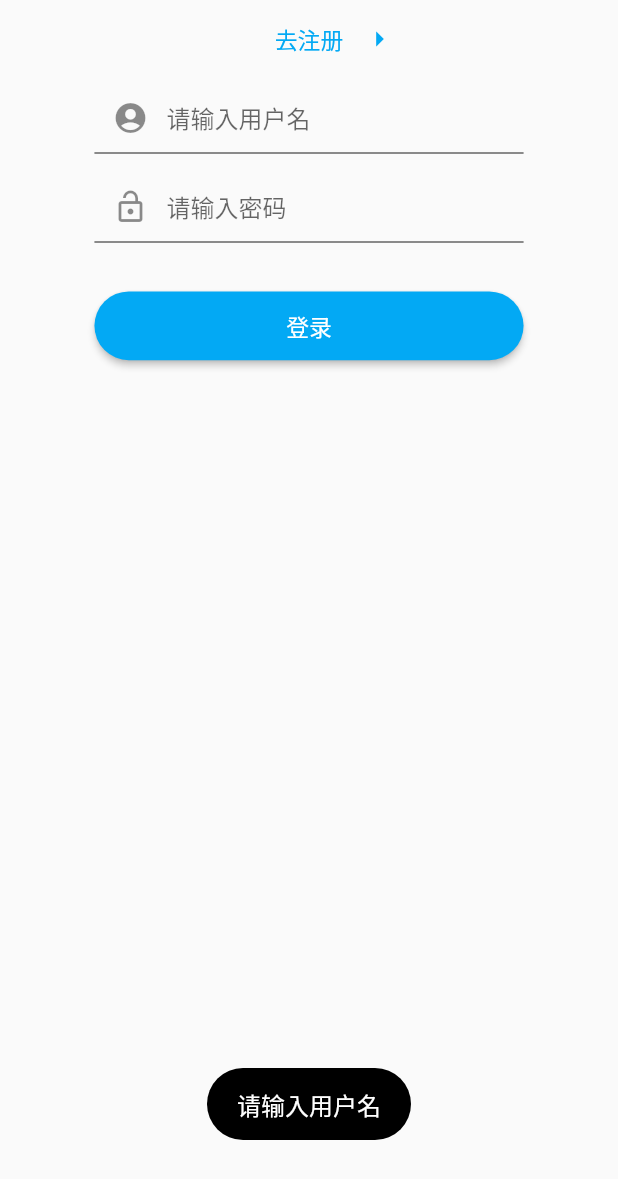
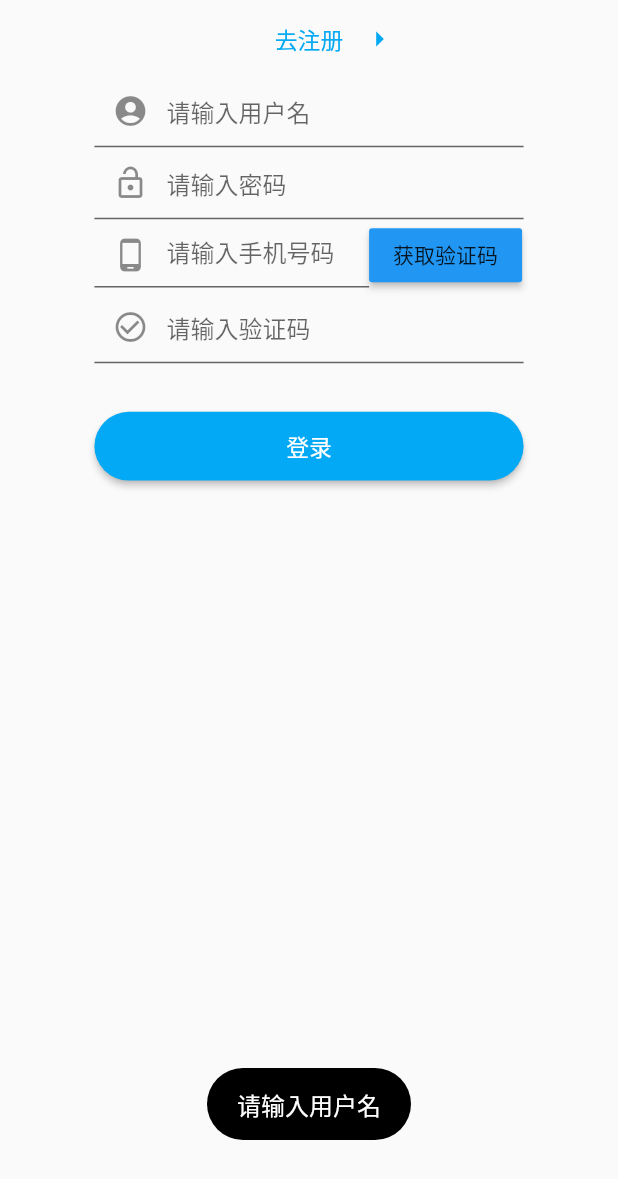
Before and after one commit to wudeh/wan_android, a Flutter app: the LoginForm widget shown alone on an empty page, opened directly with empty values, after a tap on "登录", on a phone screen of 412 x 824 dp. Shown: the top 1179 px of the screen. Run offline on Flutter 3.47's test engine with Material 2 defaults, Android fonts, the phone set to English and light mode, and no system bars; our stand-ins replace connectivity, cookie_jar, dio, dio_cookie_manager, event_bus, flare_flutter and 13 more; missing offline and left inert: flutter_downloader, mobsms; accounts and stored records are empty; network calls fail.

Commit message:
增加登录短信验证码功能

```diff
--- a/lib/page/Drawer/Drawer.dart
+++ b/lib/page/Drawer/Drawer.dart
@@ -12,6 +12,7 @@ import 'package:multi_image/event/LoginEvent.dart';
 import '../../main.dart';
 import './MieBa.dart';
 import './Download.dart';
+import 'package:mobsms/mobsms.dart';
 
 class DrawerPage extends StatefulWidget {
   final Widget child;
--- a/lib/page/MainPage.dart
+++ b/lib/page/MainPage.dart
@@ -54,11 +54,6 @@ class _splashPageState extends State<splashPage> with SingleTickerProviderStateM
        totalTime--;
       });
     });
-  }
-
-  //取消倒计时
-  void _cancelTimer(){
-    _timer.cancel();
   }
 
   //获取本地用户信息
--- a/lib/page/login/LoginForm.dart
+++ b/lib/page/login/LoginForm.dart
@@ -1,8 +1,10 @@
+import 'dart:async';
 import 'dart:convert';
 
 import 'package:flutter/cupertino.dart';
 import 'package:flutter/material.dart';
 import 'package:flutter_screenutil/flutter_screenutil.dart';
+import 'package:mobsms/mobsms.dart';
 import 'package:multi_image/Api.dart';
 import 'package:multi_image/Config.dart';
 import 'package:multi_image/entity/login_entity.dart';
@@ -29,13 +31,25 @@ class LoginFormState extends State<LoginForm>
   PageController _pageController;
   LoginFormState(this._pageController);
 
-  String _name;
-  String _pwd;
+  String _name; // 用户名
+  String _pwd;  // 密码
+  String _phone;  // 手机号
+  String _number; // 验证码
+  Timer _timer;
+  int totalTime = 60; // 获取下一次验证码倒计时
+  bool isGetChenckNum = false;  // 是否正在获取验证码
 
   @override
   void initState() {
     // TODO: implement initState
     super.initState();
+  }
+
+  @override
+  void dispose() {
+    // TODO: implement dispose
+    super.dispose();
+    _timer.cancel();
   }
 
   @override
@@ -79,7 +93,6 @@ class LoginFormState extends State<LoginForm>
           },
         ),
         new Container(
-          margin: EdgeInsets.only(top: ScreenUtil.getInstance().setHeight(10)),
           width: ScreenUtil.getInstance().setWidth(750),
           child: new Column(
             children: <Widget>[
@@ -93,9 +106,6 @@ class LoginFormState extends State<LoginForm>
                   _name = val;
                 },
               ),
-              new Container(
-                height: ScreenUtil.getInstance().setWidth(30),
-              ),
               new TextField(
                 decoration: InputDecoration(
                     filled: true,
@@ -106,6 +116,63 @@ class LoginFormState extends State<LoginForm>
                   _pwd = val;
                 },
               ),
+              Row(
+                children: <Widget>[
+                  Container(
+                    width: ScreenUtil().setWidth(480),
+                    height: ScreenUtil().setHeight(100),
+                    child: new TextField(
+                      decoration: InputDecoration(
+                          filled: true,
+                          hintText: "请输入手机号码",
+                          fillColor: Colors.transparent,
+                          prefixIcon: Icon(Icons.phone_android)),
+                      onChanged: (val) {
+                        _phone = val;
+                      },
+                    ),
+                  ),
+                  RaisedButton(
+                    child: isGetChenckNum == false ? Text('获取验证码') : Text('验证码$totalTime'),
+                    color: Theme.of(context).primaryColor,
+                    onPressed: (){
+                      if(isGetChenckNum == true){
+                        return;
+                      }
+                      if(_phone == null || _phone.isEmpty){
+                        T.showToast('请输入手机号码');
+                        return;
+                      }
+                      setState(() {
+                        totalTime = 60;
+                        isGetChenckNum = true;
+                      });
+                      // 先用正则检验手机号是否正确
+                      if(checkPhoneRule(_phone) == false){
+                        T.showToast('请输入正确的手机号码');
+                        setState(() {
+                          isGetChenckNum = false;
+                        });
+                        return;
+                      }
+                      _startTimer();
+                      isGetChenckNum = true;
+                      // 获取验证码
+                      getCheckNum();
+                    },
+                  )
+                ],
+              ),
+              new TextField(
+                decoration: InputDecoration(
+                    filled: true,
+                    hintText: "请输入验证码",
+                    fillColor: Colors.transparent,
+                    prefixIcon: Icon(Icons.check_circle_outline)),
+                onChanged: (val) {
+                  _number = val;
+                },
+              ),
               new Container(
                   width: double.infinity,
                   margin: EdgeInsets.only(
@@ -113,13 +180,6 @@ class LoginFormState extends State<LoginForm>
                   height: ScreenUtil.getInstance().setWidth(120),
                   child: new RaisedButton(
                       onPressed: () {
-                        if (null == _name || _name.isEmpty) {
-                          T.showToast("请输入用户名");
-                          return;
-                        }
-                        if (null == _pwd || _pwd.isEmpty) {
-                          T.showToast("请输入密码");
-                        }
                         doLogin();
                       },
                       textColor: Colors.white,
@@ -141,7 +201,53 @@ class LoginFormState extends State<LoginForm>
     );
   }
 
+  //每秒倒计时
+  void _startTimer(){
+    _timer = Timer.periodic(Duration(seconds: 1), (Timer){
+      //一分钟后可再次获取验证码
+      if(totalTime == 0){
+        print('时间到了');
+        _timer.cancel();
+        setState(() {
+          isGetChenckNum = false;
+        });
+        return;
+      }
+      setState(() {
+       totalTime--;
+       print('时间-1');
+      });
+    });
+  }
+
+  // 登录请求
   void doLogin() async {
+    if (null == _name || _name.isEmpty) {
+      T.showToast("请输入用户名");
+      return;
+    }
+    if (null == _pwd || _pwd.isEmpty) {
+      T.showToast("请输入密码");
+      return;
+    }
+    if (null == _number || _number.isEmpty) {
+      T.showToast('请输入验证码');
+      return;
+    }
+    // 提交验证码
+    var checked = true;
+    await Smssdk.commitCode(_phone, '86', _number, (dynamic ret, Map err){
+      if(err!=null)
+      {
+        T.showToast('验证码错误');
+        checked = false;
+      }
+    });
+    if(checked == false){
+      return;
+    }
+    print('登陆了');
+    // 开始登录
     var data;
     data = {'username': _name, 'password': _pwd};
     HttpRequest.getInstance().post(Api.LOGIN, data: data,
@@ -153,9 +259,9 @@ class LoginFormState extends State<LoginForm>
     }, errorCallBack: (code, msg) {
       T.showToast(msg);
     });
-
   }
 
+  // 保存用户信息到本地
   void saveInfo(data) async {
     Map userMap = json.decode(data);
     LoginEntity entity = new LoginEntity.fromJson(userMap);
@@ -164,6 +270,43 @@ class LoginFormState extends State<LoginForm>
     await prefs.setString(Config.SP_PWD, _pwd);
   }
 
+  // 正则判断手机号
+  bool checkPhoneRule(phoneNum){
+    RegExp exp = RegExp(
+          r'^((13[0-9])|(14[0-9])|(15[0-9])|(16[0-9])|(17[0-9])|(18[0-9])|(19[0-9]))\d{8}$');
+    bool matched = exp.hasMatch(phoneNum);
+    return matched;
+  }
+
+  // 获取验证码
+  void getCheckNum() async {
+    Smssdk.getTextCode(_phone, '86', '', (dynamic ret, Map err){
+      if(err!=null)
+      {
+        if(err['code'] == 462){
+          T.showToast('每分钟获取验证码次数超过限制');
+        }
+        if(err['code'] == 476){
+          T.showToast('每天验证码获取次数最多10次');
+        }
+        T.showToast(err['msg']);
+        print(err.toString());
+        setState(() {
+          isGetChenckNum = false;
+          _timer.cancel();
+        });
+      }
+      else
+      {
+        String rst = ret.toString();
+        if (rst == null || rst == "") {
+          rst = '获取验证码成功!';
+        }
+        T.showToast('rst');
+      }
+    });
+  }
+
   @override
   bool get wantKeepAlive => true;
 }
--- a/lib/page/login/LoginPage.dart
+++ b/lib/page/login/LoginPage.dart
@@ -13,7 +13,6 @@ class LoginPage extends StatelessWidget {
   Widget build(BuildContext context) {
     return Scaffold(
       resizeToAvoidBottomPadding: false,
-      // resizeToAvoidBottomInset: true,
       body: new Stack(
         children: <Widget>[
           Container(
--- a/pubspec.yaml
+++ b/pubspec.yaml
@@ -46,6 +46,7 @@ dependencies:
   path_provider: 1.6.5  #获得文件路径
   permission_handler: 5.0.0+hotfix.3  # 请求权限
   progress_dialog: 1.2.1  # 进度显示插件
+  mobsms: ^1.1.0  # 验证码请求
 
 dev_dependencies:
   flutter_test:
```
Also changed, not shown: pubspec.lock, 3 other files.
